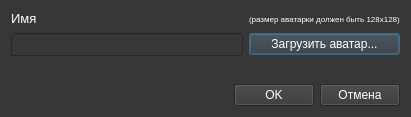
Old version of the form ui/dialogs/user_registration.ui in the repository Protocs/OkayMoney.
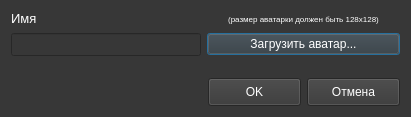
New version of the form.

Commit message: Подправил диалоговое окно user_registration.ui

```diff
--- a/ui/dialogs/user_registration.ui
+++ b/ui/dialogs/user_registration.ui
@@ -48,6 +48,9 @@
        <property name="text">
         <string>(размер аватарки должен быть 128x128)</string>
        </property>
+       <property name="alignment">
+        <set>Qt::AlignCenter</set>
+       </property>
       </widget>
      </item>
      <item row="0" column="0">
@@ -79,8 +82,8 @@
       <widget class="QPushButton" name="add_avatar_btn">
        <property name="minimumSize">
         <size>
-         <width>0</width>
-         <height>0</height>
+         <width>193</width>
+         <height>18</height>
         </size>
        </property>
        <property name="maximumSize">
@@ -129,6 +132,12 @@
      </item>
      <item>
       <widget class="QPushButton" name="ok_button">
+       <property name="minimumSize">
+        <size>
+         <width>93</width>
+         <height>28</height>
+        </size>
+       </property>
        <property name="text">
         <string>OK</string>
        </property>
@@ -136,6 +145,12 @@
      </item>
      <item>
       <widget class="QPushButton" name="cancel_button">
+       <property name="minimumSize">
+        <size>
+         <width>93</width>
+         <height>28</height>
+        </size>
+       </property>
        <property name="text">
         <string>Отмена</string>
        </property>
```
